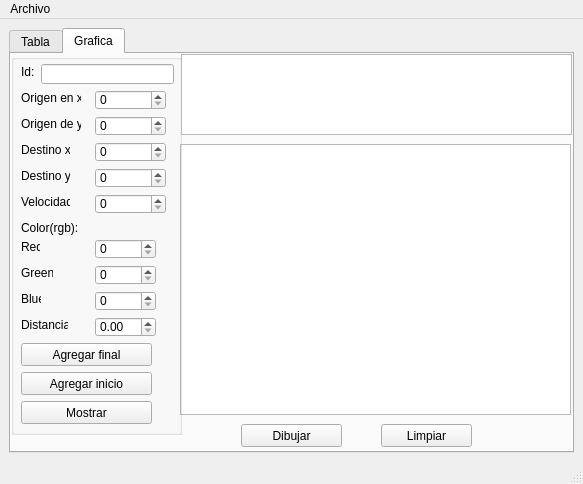
Above: tarea.ui from brandy2407/Actividad-11 before the change. Below: the same form after it.
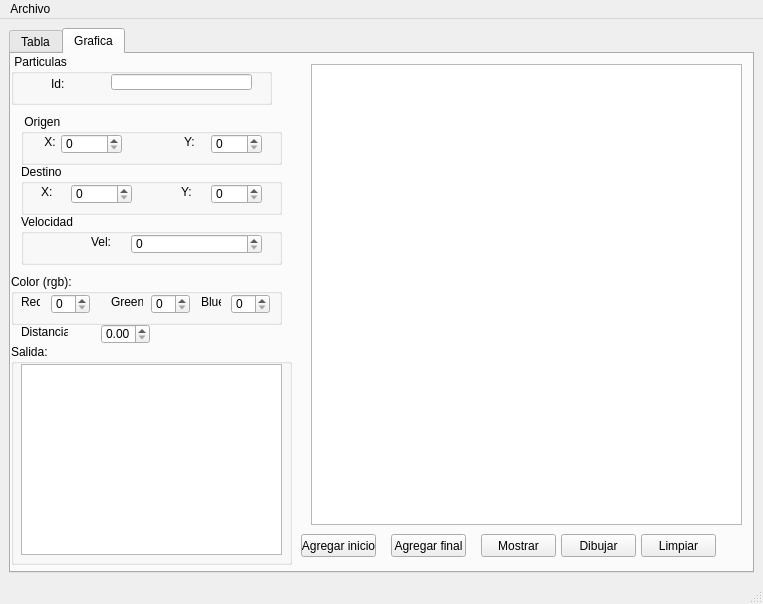
That is the form after the change.

Diff of the .ui file:
```diff
--- a/tarea.ui
+++ b/tarea.ui
@@ -6,8 +6,8 @@
    <rect>
     <x>0</x>
     <y>0</y>
-    <width>583</width>
-    <height>484</height>
+    <width>763</width>
+    <height>604</height>
    </rect>
   </property>
   <property name="windowTitle">
@@ -79,19 +79,19 @@
        <widget class="QGraphicsView" name="graphicsView">
         <property name="geometry">
          <rect>
-          <x>169</x>
-          <y>90</y>
-          <width>391</width>
-          <height>271</height>
+          <x>300</x>
+          <y>10</y>
+          <width>431</width>
+          <height>461</height>
          </rect>
         </property>
        </widget>
        <widget class="QPushButton" name="dibujar">
         <property name="geometry">
          <rect>
-          <x>230</x>
-          <y>370</y>
-          <width>101</width>
+          <x>550</x>
+          <y>480</y>
+          <width>75</width>
           <height>23</height>
          </rect>
         </property>
@@ -102,9 +102,9 @@
        <widget class="QPushButton" name="limpiar">
         <property name="geometry">
          <rect>
-          <x>370</x>
-          <y>370</y>
-          <width>91</width>
+          <x>630</x>
+          <y>480</y>
+          <width>75</width>
           <height>23</height>
          </rect>
         </property>
@@ -112,60 +112,135 @@
          <string>Limpiar</string>
         </property>
        </widget>
+       <widget class="QLabel" name="label_22">
+        <property name="geometry">
+         <rect>
+          <x>10</x>
+          <y>270</y>
+          <width>47</width>
+          <height>16</height>
+         </rect>
+        </property>
+        <property name="text">
+         <string>Distancia:</string>
+        </property>
+       </widget>
+       <widget class="QDoubleSpinBox" name="distancia_doubleSpinBox">
+        <property name="geometry">
+         <rect>
+          <x>90</x>
+          <y>270</y>
+          <width>49</width>
+          <height>20</height>
+         </rect>
+        </property>
+       </widget>
+       <widget class="QPushButton" name="agregarfinal_pushButton">
+        <property name="geometry">
+         <rect>
+          <x>380</x>
+          <y>480</y>
+          <width>75</width>
+          <height>23</height>
+         </rect>
+        </property>
+        <property name="text">
+         <string>Agregar final</string>
+        </property>
+       </widget>
+       <widget class="QPushButton" name="agregarinicio_pushButton">
+        <property name="geometry">
+         <rect>
+          <x>290</x>
+          <y>480</y>
+          <width>75</width>
+          <height>23</height>
+         </rect>
+        </property>
+        <property name="text">
+         <string>Agregar inicio</string>
+        </property>
+       </widget>
+       <widget class="QPushButton" name="mostrar_pushButton">
+        <property name="geometry">
+         <rect>
+          <x>470</x>
+          <y>480</y>
+          <width>75</width>
+          <height>23</height>
+         </rect>
+        </property>
+        <property name="text">
+         <string>Mostrar</string>
+        </property>
+       </widget>
        <widget class="QGroupBox" name="groupBox">
         <property name="geometry">
          <rect>
           <x>0</x>
           <y>0</y>
-          <width>171</width>
-          <height>381</height>
+          <width>261</width>
+          <height>51</height>
          </rect>
         </property>
         <property name="title">
-         <string/>
+         <string> Particulas </string>
         </property>
+        <widget class="QLabel" name="label_16">
+         <property name="geometry">
+          <rect>
+           <x>40</x>
+           <y>20</y>
+           <width>41</width>
+           <height>20</height>
+          </rect>
+         </property>
+         <property name="text">
+          <string>Id:</string>
+         </property>
+        </widget>
         <widget class="QLineEdit" name="id_lineEdit">
          <property name="geometry">
           <rect>
-           <x>30</x>
-           <y>10</y>
-           <width>133</width>
-           <height>20</height>
+           <x>100</x>
+           <y>20</y>
+           <width>141</width>
+           <height>16</height>
           </rect>
          </property>
         </widget>
-        <widget class="QSpinBox" name="origeny_spinBox">
+       </widget>
+       <widget class="QGroupBox" name="groupBox_2">
+        <property name="geometry">
+         <rect>
+          <x>10</x>
+          <y>60</y>
+          <width>261</width>
+          <height>51</height>
+         </rect>
+        </property>
+        <property name="title">
+         <string> Origen</string>
+        </property>
+        <widget class="QLabel" name="label_14">
          <property name="geometry">
           <rect>
-           <x>84</x>
-           <y>62</y>
-           <width>71</width>
-           <height>20</height>
+           <x>20</x>
+           <y>20</y>
+           <width>16</width>
+           <height>16</height>
           </rect>
          </property>
-         <property name="maximum">
-          <number>500</number>
-         </property>
-        </widget>
-        <widget class="QSpinBox" name="destinox_spinBox">
-         <property name="geometry">
-          <rect>
-           <x>84</x>
-           <y>88</y>
-           <width>71</width>
-           <height>20</height>
-          </rect>
-         </property>
-         <property name="maximum">
-          <number>500</number>
+         <property name="text">
+          <string> X:</string>
          </property>
         </widget>
         <widget class="QSpinBox" name="origenx_spinBox">
          <property name="geometry">
           <rect>
-           <x>84</x>
-           <y>36</y>
-           <width>71</width>
+           <x>40</x>
+           <y>20</y>
+           <width>61</width>
            <height>20</height>
           </rect>
          </property>
@@ -176,113 +251,87 @@
         <widget class="QLabel" name="label_12">
          <property name="geometry">
           <rect>
-           <x>10</x>
-           <y>62</y>
-           <width>60</width>
+           <x>160</x>
+           <y>20</y>
+           <width>16</width>
            <height>16</height>
           </rect>
          </property>
          <property name="text">
-          <string>Origen de y:</string>
+          <string> Y:</string>
          </property>
         </widget>
-        <widget class="QLabel" name="label_13">
+        <widget class="QSpinBox" name="origeny_spinBox">
          <property name="geometry">
           <rect>
-           <x>10</x>
-           <y>166</y>
-           <width>56</width>
+           <x>190</x>
+           <y>20</y>
+           <width>51</width>
+           <height>20</height>
+          </rect>
+         </property>
+         <property name="maximum">
+          <number>500</number>
+         </property>
+        </widget>
+       </widget>
+       <widget class="QGroupBox" name="groupBox_3">
+        <property name="geometry">
+         <rect>
+          <x>10</x>
+          <y>110</y>
+          <width>261</width>
+          <height>51</height>
+         </rect>
+        </property>
+        <property name="title">
+         <string>Destino </string>
+        </property>
+        <widget class="QLabel" name="label_17">
+         <property name="geometry">
+          <rect>
+           <x>20</x>
+           <y>20</y>
+           <width>21</width>
            <height>16</height>
           </rect>
          </property>
          <property name="text">
-          <string>Color(rgb): </string>
+          <string>X:</string>
          </property>
         </widget>
-        <widget class="QSpinBox" name="green_spinBox">
+        <widget class="QSpinBox" name="destinox_spinBox">
          <property name="geometry">
           <rect>
-           <x>84</x>
-           <y>211</y>
+           <x>50</x>
+           <y>20</y>
            <width>61</width>
            <height>20</height>
           </rect>
          </property>
          <property name="maximum">
-          <number>255</number>
-         </property>
-        </widget>
-        <widget class="QLabel" name="label_14">
-         <property name="geometry">
-          <rect>
-           <x>10</x>
-           <y>36</y>
-           <width>60</width>
-           <height>16</height>
-          </rect>
-         </property>
-         <property name="text">
-          <string>Origen en x:</string>
+          <number>500</number>
          </property>
         </widget>
         <widget class="QLabel" name="label_15">
          <property name="geometry">
           <rect>
-           <x>10</x>
-           <y>114</y>
-           <width>49</width>
+           <x>160</x>
+           <y>20</y>
+           <width>21</width>
            <height>16</height>
           </rect>
          </property>
          <property name="text">
-          <string>Destino y:</string>
-         </property>
-        </widget>
-        <widget class="QPushButton" name="mostrar_pushButton">
-         <property name="geometry">
-          <rect>
-           <x>10</x>
-           <y>347</y>
-           <width>131</width>
-           <height>23</height>
-          </rect>
-         </property>
-         <property name="text">
-          <string>Mostrar</string>
-         </property>
-        </widget>
-        <widget class="QLabel" name="label_16">
-         <property name="geometry">
-          <rect>
-           <x>10</x>
-           <y>10</y>
-           <width>16</width>
-           <height>16</height>
-          </rect>
-         </property>
-         <property name="text">
-          <string>Id:</string>
-         </property>
-        </widget>
-        <widget class="QSpinBox" name="red_spinBox">
-         <property name="geometry">
-          <rect>
-           <x>84</x>
-           <y>185</y>
-           <width>61</width>
-           <height>20</height>
-          </rect>
-         </property>
-         <property name="maximum">
-          <number>255</number>
+          <string>Y:</string>
          </property>
         </widget>
         <widget class="QSpinBox" name="destinoy_spinBox">
          <property name="geometry">
           <rect>
-           <x>84</x>
-           <y>114</y>
-           <width>71</width>
+           <x>190</x>
+           <y>20</y>
+           <width>51</width>
            <height>20</height>
           </rect>
          </property>
@@ -290,73 +339,60 @@
           <number>500</number>
          </property>
         </widget>
-        <widget class="QSpinBox" name="spinBox">
-         <property name="geometry">
-          <rect>
-           <x>84</x>
-           <y>140</y>
-           <width>71</width>
-           <height>20</height>
-          </rect>
-         </property>
-        </widget>
-        <widget class="QSpinBox" name="blue_spinBox">
-         <property name="geometry">
-          <rect>
-           <x>84</x>
-           <y>237</y>
-           <width>61</width>
-           <height>20</height>
-          </rect>
-         </property>
-         <property name="maximum">
-          <number>255</number>
-         </property>
-        </widget>
-        <widget class="QLabel" name="label_17">
-         <property name="geometry">
-          <rect>
-           <x>10</x>
-           <y>88</y>
-           <width>49</width>
-           <height>16</height>
-          </rect>
-         </property>
-         <property name="text">
-          <string>Destino x:</string>
-         </property>
-        </widget>
-        <widget class="QPushButton" name="agregarinicio_pushButton">
-         <property name="geometry">
-          <rect>
-           <x>10</x>
-           <y>318</y>
-           <width>131</width>
-           <height>23</height>
-          </rect>
-         </property>
-         <property name="text">
-          <string>Agregar inicio</string>
-         </property>
-        </widget>
+       </widget>
+       <widget class="QGroupBox" name="groupBox_4">
+        <property name="geometry">
+         <rect>
+          <x>10</x>
+          <y>160</y>
+          <width>261</width>
+          <height>51</height>
+         </rect>
+        </property>
+        <property name="title">
+         <string>Velocidad</string>
+        </property>
         <widget class="QLabel" name="label_18">
          <property name="geometry">
           <rect>
-           <x>10</x>
-           <y>140</y>
+           <x>70</x>
+           <y>20</y>
            <width>49</width>
            <height>16</height>
           </rect>
          </property>
          <property name="text">
-          <string>Velocidad:</string>
+          <string>Vel:</string>
          </property>
         </widget>
+        <widget class="QSpinBox" name="spinBox">
+         <property name="geometry">
+          <rect>
+           <x>110</x>
+           <y>20</y>
+           <width>131</width>
+           <height>20</height>
+          </rect>
+         </property>
+        </widget>
+       </widget>
+       <widget class="QGroupBox" name="groupBox_5">
+        <property name="geometry">
+         <rect>
+          <x>0</x>
+          <y>220</y>
+          <width>271</width>
+          <height>51</height>
+         </rect>
+        </property>
+        <property name="title">
+         <string>Color (rgb):</string>
+        </property>
         <widget class="QLabel" name="label_19">
          <property name="geometry">
           <rect>
            <x>10</x>
-           <y>185</y>
+           <y>20</y>
            <width>19</width>
            <height>16</height>
           </rect>
@@ -365,37 +401,24 @@
           <string>Red</string>
          </property>
         </widget>
-        <widget class="QPushButton" name="agregarfinal_pushButton">
+        <widget class="QSpinBox" name="red_spinBox">
          <property name="geometry">
           <rect>
-           <x>10</x>
-           <y>289</y>
-           <width>131</width>
-           <height>23</height>
+           <x>40</x>
+           <y>20</y>
+           <width>39</width>
+           <height>20</height>
           </rect>
          </property>
-         <property name="text">
-          <string>Agregar final</string>
-         </property>
-        </widget>
-        <widget class="QLabel" name="label_20">
-         <property name="geometry">
-          <rect>
-           <x>10</x>
-           <y>237</y>
-           <width>20</width>
-           <height>16</height>
-          </rect>
-         </property>
-         <property name="text">
-          <string>Blue</string>
+         <property name="maximum">
+          <number>255</number>
          </property>
         </widget>
         <widget class="QLabel" name="label_21">
          <property name="geometry">
           <rect>
-           <x>10</x>
-           <y>211</y>
+           <x>100</x>
+           <y>20</y>
            <width>32</width>
            <height>16</height>
           </rect>
@@ -404,39 +427,68 @@
           <string>Green </string>
          </property>
         </widget>
-        <widget class="QLabel" name="label_22">
+        <widget class="QSpinBox" name="green_spinBox">
          <property name="geometry">
           <rect>
-           <x>10</x>
-           <y>263</y>
-           <width>47</width>
+           <x>140</x>
+           <y>20</y>
+           <width>39</width>
+           <height>20</height>
+          </rect>
+         </property>
+         <property name="maximum">
+          <number>255</number>
+         </property>
+        </widget>
+        <widget class="QLabel" name="label_20">
+         <property name="geometry">
+          <rect>
+           <x>190</x>
+           <y>20</y>
+           <width>20</width>
            <height>16</height>
           </rect>
          </property>
          <property name="text">
-          <string>Distancia:</string>
+          <string>Blue</string>
          </property>
         </widget>
-        <widget class="QDoubleSpinBox" name="distancia_doubleSpinBox">
+        <widget class="QSpinBox" name="blue_spinBox">
          <property name="geometry">
           <rect>
-           <x>84</x>
-           <y>263</y>
-           <width>61</width>
+           <x>220</x>
+           <y>20</y>
+           <width>39</width>
            <height>20</height>
           </rect>
          </property>
+         <property name="maximum">
+          <number>255</number>
+         </property>
         </widget>
        </widget>
-       <widget class="QPlainTextEdit" name="salida_2">
+       <widget class="QGroupBox" name="groupBox_6">
         <property name="geometry">
          <rect>
-          <x>170</x>
-          <y>0</y>
-          <width>391</width>
-          <height>81</height>
+          <x>0</x>
+          <y>290</y>
+          <width>281</width>
+          <height>221</height>
          </rect>
         </property>
+        <property name="title">
+         <string>Salida:</string>
+        </property>
+        <widget class="QPlainTextEdit" name="salida_2">
+         <property name="geometry">
+          <rect>
+           <x>10</x>
+           <y>20</y>
+           <width>261</width>
+           <height>191</height>
+          </rect>
+         </property>
+        </widget>
        </widget>
       </widget>
      </widget>
@@ -448,7 +500,7 @@
     <rect>
      <x>0</x>
      <y>0</y>
-     <width>583</width>
+     <width>763</width>
      <height>21</height>
     </rect>
    </property>
```
Left out of the diff: 30 changed lines with no effect on the pictures.
